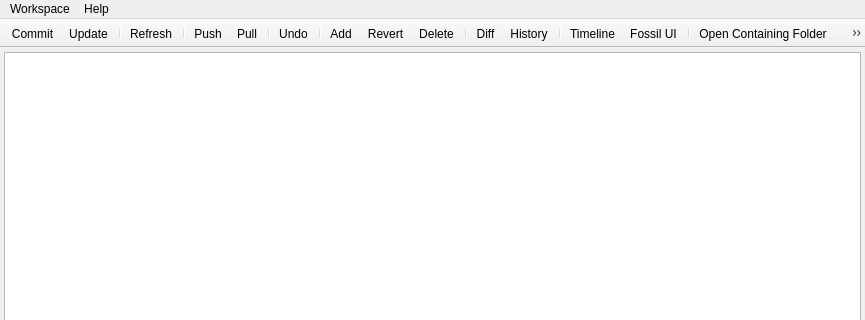
The window that MainWindow.ui (AnotherFoxGuy/diesel-scm) describes before a commit, drawn with Qt 5; both pictures show x 0 to 865 and y 0 to 320 of the 865 by 640 pixel window.
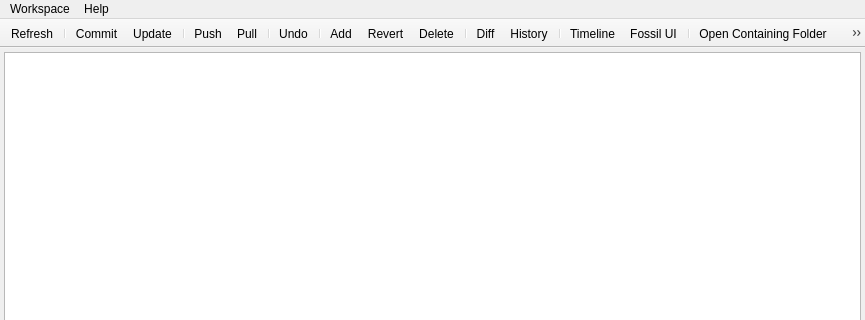
The same window after the commit. Icons and pictures are not drawn.

Commit message:
Added settings dialog Added platform specific settings storage/retrieval
FossilOrigin-Name: 66205d14199523228d7f6fa0241a7ef7162f6940

The edit to the form file:
```diff
--- a/MainWindow.ui
+++ b/MainWindow.ui
@@ -132,11 +132,11 @@
    <attribute name="toolBarBreak">
     <bool>false</bool>
    </attribute>
+   <addaction name="actionRefresh"/>
+   <addaction name="separator"/>
    <addaction name="actionCommit"/>
    <addaction name="actionUpdate"/>
    <addaction name="separator"/>
-   <addaction name="actionRefresh"/>
-   <addaction name="separator"/>
    <addaction name="actionPush"/>
    <addaction name="actionPull"/>
    <addaction name="separator"/>
@@ -153,6 +153,7 @@
    <addaction name="actionFossilUI"/>
    <addaction name="separator"/>
    <addaction name="actionOpenContaining"/>
+   <addaction name="actionSettings"/>
    <addaction name="actionClearLog"/>
   </widget>
   <widget class="QStatusBar" name="statusBar"/>
@@ -432,6 +433,18 @@
     <string>Ctrl+U</string>
    </property>
   </action>
+  <action name="actionSettings">
+   <property name="icon">
+    <iconset resource="resources.qrc">
+     <normaloff>:/icons/icons/Gear-01.png</normaloff>:/icons/icons/Gear-01.png</iconset>
+   </property>
+   <property name="text">
+    <string>Settings</string>
+   </property>
+   <property name="toolTip">
+    <string>Settings</string>
+   </property>
+  </action>
  </widget>
  <layoutdefault spacing="6" margin="11"/>
  <resources>
```
The commit also changes 12 other files.
